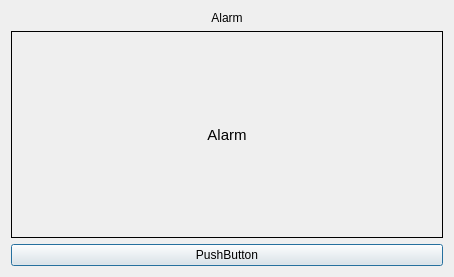
Old version of the form ui/notify.ui in the repository Arg0s1080/pycket.
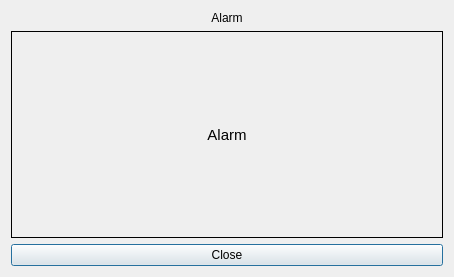
New version of the form.

Diff of the .ui file:
```diff
--- a/ui/notify.ui
+++ b/ui/notify.ui
@@ -68,7 +68,7 @@
         </sizepolicy>
        </property>
        <property name="text">
-        <string>PushButton</string>
+        <string>Close</string>
        </property>
        <property name="autoRepeat">
         <bool>true</bool>
```
Left out of the diff: 10 changed lines with no effect on the pictures.
